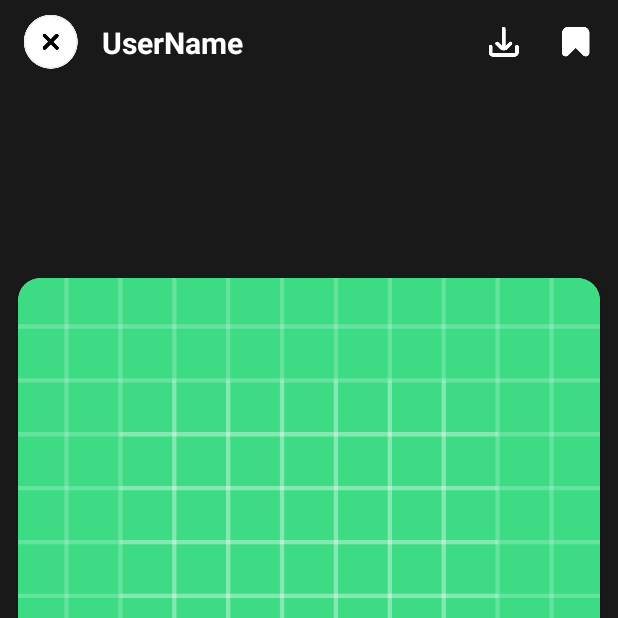
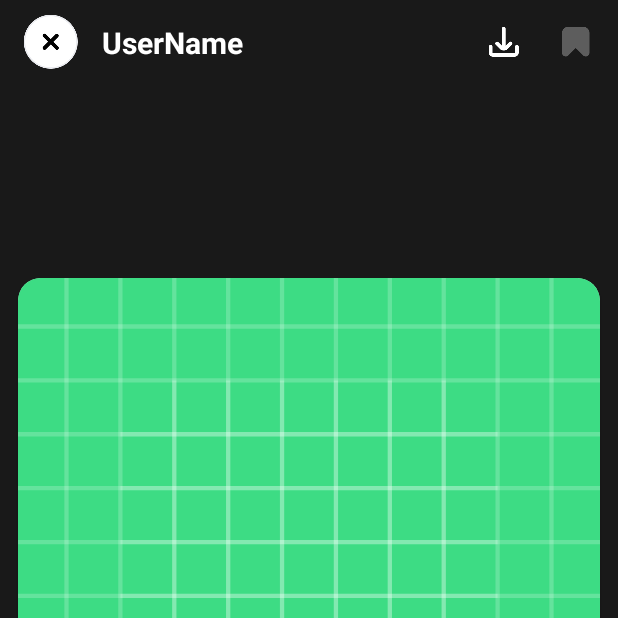
Before and after one commit to seungjunGong/prography-9th-android-assignment, an Android app: the DetailFragment screen opened through its navigation route, on a phone screen of 412 x 824 dp, the top half of it. Run offline under Robolectric (Android 15) with nearby library versions, the phone set to English and light mode, and no system bars; our stand-ins replace navigation-ui; pictures from the network do not load.

Commit message:
feat: 북마크 로직 추가
북마크 선택시 저장되는 로직 추가

```diff
--- a/app/src/main/java/com/lagame/cloneunsplash/config/ApplicationClass.kt
+++ b/app/src/main/java/com/lagame/cloneunsplash/config/ApplicationClass.kt
@@ -2,6 +2,7 @@ package com.lagame.cloneunsplash.config
 
 import android.app.Application
 import android.content.SharedPreferences
+import com.lagame.cloneunsplash.src.home.bookmark.BookMarkDTO
 import okhttp3.OkHttpClient
 import okhttp3.logging.HttpLoggingInterceptor
 import retrofit2.Retrofit
@@ -20,6 +21,9 @@ class ApplicationClass: Application() {
         // ACCESS Token Header 키 값
         // please hide code
         const val X_ACCESS_TOKEN = "Client-ID wRXcWIir-9YYKluXfnbMHfTCiEq8YQuB38uY7l_ndyE"
+
+        // bookmark variables
+        var bookmarks = ArrayList<BookMarkDTO>()
     }
 
     override fun onCreate() {
--- a/app/src/main/java/com/lagame/cloneunsplash/src/DetailFragment.kt
+++ b/app/src/main/java/com/lagame/cloneunsplash/src/DetailFragment.kt
@@ -1,21 +1,26 @@
 package com.lagame.cloneunsplash.src
 
 import android.content.Context
-import android.graphics.Color
+import android.content.SharedPreferences
 import android.os.Bundle
+import android.util.Log
 import android.view.LayoutInflater
 import android.view.View
 import android.view.ViewGroup
 import androidx.activity.OnBackPressedCallback
 import androidx.core.content.ContextCompat
 import androidx.core.view.WindowInsetsControllerCompat
-import androidx.fragment.app.DialogFragment.STYLE_NO_TITLE
 import androidx.fragment.app.Fragment
 import androidx.navigation.Navigation
 import androidx.navigation.fragment.navArgs
 import com.bumptech.glide.Glide
+import com.google.gson.GsonBuilder
+import com.google.gson.reflect.TypeToken
 import com.lagame.cloneunsplash.R
+import com.lagame.cloneunsplash.config.ApplicationClass.Companion.bookmarks
+import com.lagame.cloneunsplash.config.ApplicationClass.Companion.sSharedPreferences
 import com.lagame.cloneunsplash.databinding.FragmentDetailBinding
+import com.lagame.cloneunsplash.src.home.bookmark.BookMarkDTO
 
 class DetailFragment: Fragment() {
 
@@ -44,15 +49,46 @@ class DetailFragment: Fragment() {
         Glide
             .with(binding.detailPhotoIv.context)
             .load(args.url)
-            .placeholder(R.drawable.ic_launcher_background)
+            .placeholder(R.drawable.loading)
+            .error(R.drawable.ic_launcher_background)
             .into(binding.detailPhotoIv)
 
         // cancel button 처리
         binding.detailIvCancel.setOnClickListener {
             Navigation.findNavController(requireView()).navigateUp()
         }
+
+        // 북 마크 처리
+        bookmarkConfig()
     }
 
+    private fun bookmarkConfig(){
+        if (bookmarks.any { it.id == args.id}) {
+            binding.detailIvBookmark.setImageResource(R.drawable.ic_bookmark)
+        }
+
+        binding.detailIvBookmark.setOnClickListener {
+            val idToRemoveOrAdd = args.id ?: return@setOnClickListener  // args.id가 null이면 함수 종료
+            val editor: SharedPreferences.Editor = sSharedPreferences.edit()
+
+            if (bookmarks.any { it.id == idToRemoveOrAdd }) {
+                bookmarks.removeAll { it.id == idToRemoveOrAdd }
+                Log.d("Test", "${bookmarks.toString()}")
+                binding.detailIvBookmark.setImageResource(R.drawable.ic_bookmark_inactive)
+            } else {
+                bookmarks.add(BookMarkDTO(args.url, idToRemoveOrAdd))
+                // 해당 북마크 추가 로직 추가
+                // 북마크 목록을 JSON 형태로 변환하여 SharedPreferences에 저장
+                binding.detailIvBookmark.setImageResource(R.drawable.ic_bookmark)
+            }
+            val jsonData = GsonBuilder().create().toJson(
+                bookmarks,
+                object : TypeToken<ArrayList<BookMarkDTO>>() {}.type
+            )
+            editor.putString("bookmark", jsonData) // SharedPreferences에 push
+            editor.apply() // SharedPreferences 적용
+        }
+    }
     override fun onAttach(context: Context) {
         super.onAttach(context)
 
--- a/app/src/main/java/com/lagame/cloneunsplash/src/home/HomeFragment.kt
+++ b/app/src/main/java/com/lagame/cloneunsplash/src/home/HomeFragment.kt
@@ -10,8 +10,14 @@ import androidx.fragment.app.Fragment
 import androidx.recyclerview.widget.LinearLayoutManager
 import androidx.recyclerview.widget.RecyclerView
 import androidx.recyclerview.widget.StaggeredGridLayoutManager
+import com.google.gson.Gson
+import com.google.gson.GsonBuilder
+import com.google.gson.reflect.TypeToken
+import com.lagame.cloneunsplash.config.ApplicationClass
+import com.lagame.cloneunsplash.config.ApplicationClass.Companion.bookmarks
+import com.lagame.cloneunsplash.config.ApplicationClass.Companion.sSharedPreferences
 import com.lagame.cloneunsplash.databinding.FragmentHomeBinding
-import com.lagame.cloneunsplash.src.home.bookmark.BookmarkItemsData
+import com.lagame.cloneunsplash.src.home.bookmark.BookMarkDTO
 import com.lagame.cloneunsplash.src.home.bookmark.BookmarkRcvAdapter
 import com.lagame.cloneunsplash.src.home.photos.HomePhotosDTO
 import com.lagame.cloneunsplash.src.home.photos.PhotosRcvAdapter
@@ -53,14 +59,22 @@ class HomeFragment : Fragment(), HomeFragmentInterface {
             StaggeredGridLayoutManager(1, LinearLayoutManager.HORIZONTAL)
         binding.homeRcvBookmark.layoutManager = photoLayoutManager
 
-        var itemsData = ArrayList<BookmarkItemsData>()
-        itemsData.add(BookmarkItemsData("_url", 150, 120))
-        itemsData.add(BookmarkItemsData("_url", 150, 120))
-        itemsData.add(BookmarkItemsData("_url", 150, 120))
-        itemsData.add(BookmarkItemsData("_url", 150, 120))
+        val bookMarkJson : String? = sSharedPreferences.getString("bookmark", null)
+        if(bookMarkJson != null && bookMarkJson != "[]") {
+            bookmarks = GsonBuilder().create().fromJson(
+                bookMarkJson, object : TypeToken<ArrayList<BookMarkDTO>>() {}.type
+            )
+            Log.d("Test","res: ${bookmarks.toString()}")
+            val bookmarkRcvAdapter = BookmarkRcvAdapter(bookmarks)
+            binding.homeRcvBookmark.adapter = bookmarkRcvAdapter
+            binding.homeBookmark.visibility = View.VISIBLE
+            binding.homeTvBookmark.visibility = View.VISIBLE
+        }else{
+            binding.homeBookmark.visibility = View.GONE
+            binding.homeTvBookmark.visibility = View.GONE
+        }
 
-        val bookmarkRcvAdapter = BookmarkRcvAdapter(itemsData)
-        binding.homeRcvBookmark.adapter = bookmarkRcvAdapter
+
     }
 
     // rcv 데이터 불러오기
@@ -75,8 +89,8 @@ class HomeFragment : Fragment(), HomeFragmentInterface {
 
         // 버튼 클릭 이벤트 설정
         photosRcvAdapter.setPhotoClickListener(object : PhotosRcvAdapter.PhotoClickListener{
-            override fun onPhotoClick(url: String) {
-                val action = HomeFragmentDirections.actionHomeFragmentToDetailFragment(url)
+            override fun onPhotoClick(url: String, id: String) {
+                val action = HomeFragmentDirections.actionHomeFragmentToDetailFragment(url, id)
                 Navigation.findNavController(requireView()).navigate(action)
             }
         })
--- /dev/null
+++ b/app/src/main/java/com/lagame/cloneunsplash/src/home/bookmark/BookMarkDTO.kt
@@ -0,0 +1,6 @@
+package com.lagame.cloneunsplash.src.home.bookmark
+
+data class BookMarkDTO(
+    val url: String?,
+    val id: String?,
+)
--- a/app/src/main/java/com/lagame/cloneunsplash/src/home/bookmark/BookmarkItemsData.kt
+++ /dev/null
@@ -1,10 +0,0 @@
-package com.lagame.cloneunsplash.src.home.bookmark
-
-import com.google.gson.annotations.SerializedName
-import com.lagame.cloneunsplash.src.home.photos.HomePhotosDTOUrls
-
-data class BookmarkItemsData(
-    val url: String?,
-    val height: Int?,
-    val width: Int?
-)
--- a/app/src/main/java/com/lagame/cloneunsplash/src/home/photos/HomePhotosDTO.kt
+++ b/app/src/main/java/com/lagame/cloneunsplash/src/home/photos/HomePhotosDTO.kt
@@ -5,6 +5,8 @@ import com.google.gson.annotations.SerializedName
 data class HomePhotosDTO(
     @SerializedName("urls")
     val urls: HomePhotosDTOUrls,
+    @SerializedName("id")
+    val id: String,
 )
 
 data class HomePhotosDTOUrls(
--- a/app/src/main/java/com/lagame/cloneunsplash/src/random/RandomPhotoFragment.kt
+++ b/app/src/main/java/com/lagame/cloneunsplash/src/random/RandomPhotoFragment.kt
@@ -56,7 +56,7 @@ class RandomPhotoFragment : Fragment(), RandomPhotoFragmentInterface {
     override fun onGetRandomPhotosSuccess(response: HomePhotosDTO) {
         Log.d("Retrofit", "$response")
         randomPhotos.add(response)
-        if(randomPhotos.size < 5)
+        if(randomPhotos.size < 3)
             RandomPhotoService(this).tryGetRandomPhotos()
         else
             randomPhotosConfig(randomPhotos)
--- a/app/src/main/java/com/lagame/cloneunsplash/src/random/RandomPhotoVpAdapter.kt
+++ b/app/src/main/java/com/lagame/cloneunsplash/src/random/RandomPhotoVpAdapter.kt
@@ -29,7 +29,8 @@ class RandomPhotoVpAdapter(private val itemsData: ArrayList<HomePhotosDTO>) :
             Glide
                 .with(binding.randomPhotoRcvIv.context)
                 .load(data.urls.raw)
-                .placeholder(R.drawable.ic_launcher_background)
+                .placeholder(R.drawable.loading)
+                .error(R.drawable.ic_launcher_background)
                 .into(binding.randomPhotoRcvIv)
         }
     }
--- a/app/src/main/res/drawable/loading.xml
+++ b/app/src/main/res/drawable/loading.xml
@@ -1,5 +1,10 @@
 <?xml version="1.0" encoding="utf-8"?>
 <layer-list xmlns:android="http://schemas.android.com/apk/res/android">
+    <item>
+        <shape android:shape="rectangle">
+            <solid android:color="@color/loading_background" /> <!-- 빨간색 -->
+        </shape>
+    </item>
     <item
         android:width="20dp"
         android:height="20dp"
--- a/app/src/main/res/layout/fragment_detail.xml
+++ b/app/src/main/res/layout/fragment_detail.xml
@@ -31,7 +31,7 @@
         android:id="@+id/detail_iv_bookmark"
         android:layout_width="20dp"
         android:layout_height="20dp"
-        android:src="@drawable/ic_bookmark_selector"
+        android:src="@drawable/ic_bookmark_inactive"
         android:layout_marginEnd="18dp"
         app:layout_constraintEnd_toEndOf="parent"
         app:layout_constraintTop_toTopOf="@id/detail_iv_cancel"
--- a/app/src/main/res/layout/fragment_home.xml
+++ b/app/src/main/res/layout/fragment_home.xml
@@ -22,6 +22,7 @@
             <include android:id="@+id/home_title" layout="@layout/base_header_view"/>
 
             <TextView
+                android:id="@+id/home_tv_bookmark"
                 android:layout_width="wrap_content"
                 android:layout_height="wrap_content"
                 android:text="북마크"
@@ -33,6 +34,7 @@
                 android:layout_marginStart="@dimen/base_side_margin"/>
 
             <androidx.constraintlayout.widget.ConstraintLayout
+                android:id="@+id/home_bookmark"
                 android:layout_width="match_parent"
                 android:layout_height="match_parent">
 
--- a/app/src/main/res/layout/fragment_random_photo.xml
+++ b/app/src/main/res/layout/fragment_random_photo.xml
@@ -13,6 +13,7 @@
         android:layout_height="0dp"
         android:clipToPadding="false"
         android:clipChildren="false"
+        android:scaleType="fitXY"
         app:layout_constraintBottom_toBottomOf="parent"
         app:layout_constraintEnd_toEndOf="parent"
         app:layout_constraintStart_toStartOf="parent"
--- a/app/src/main/res/layout/home_rcv_bookmark_item.xml
+++ b/app/src/main/res/layout/home_rcv_bookmark_item.xml
@@ -17,6 +17,7 @@
             android:id="@+id/home_rcv_bookmark_iv"
             android:layout_width="wrap_content"
             android:layout_height="match_parent"
+            android:scaleType="fitXY"
             android:adjustViewBounds="true"
             android:src="@drawable/ic_launcher_background"/>
 
--- a/app/src/main/res/navigation/nav_graph.xml
+++ b/app/src/main/res/navigation/nav_graph.xml
@@ -40,5 +40,11 @@
             app:nullable="true"
             android:defaultValue="@null"/>
 
+        <argument
+            android:name="id"
+            app:argType="string"
+            app:nullable="true"
+            android:defaultValue="@null"/>
+
     </fragment>
 </navigation>
--- a/app/src/main/res/values/colors.xml
+++ b/app/src/main/res/values/colors.xml
@@ -10,4 +10,5 @@
     <color name="checked_btn">#FFFFFF</color>
     <color name="unchecked_btn">#7A7A7A</color>
     <color name="black_90">#E6000000</color>
+    <color name="loading_background">#F5F6FA</color>
 </resources>
```
Also changed, not shown: app/src/main/java/com/lagame/cloneunsplash/src/home/bookmark/BookmarkRcvAdapter.kt (+10 -3 lines), app/src/main/java/com/lagame/cloneunsplash/src/home/photos/PhotosRcvAdapter.kt (+4 -3 lines).
